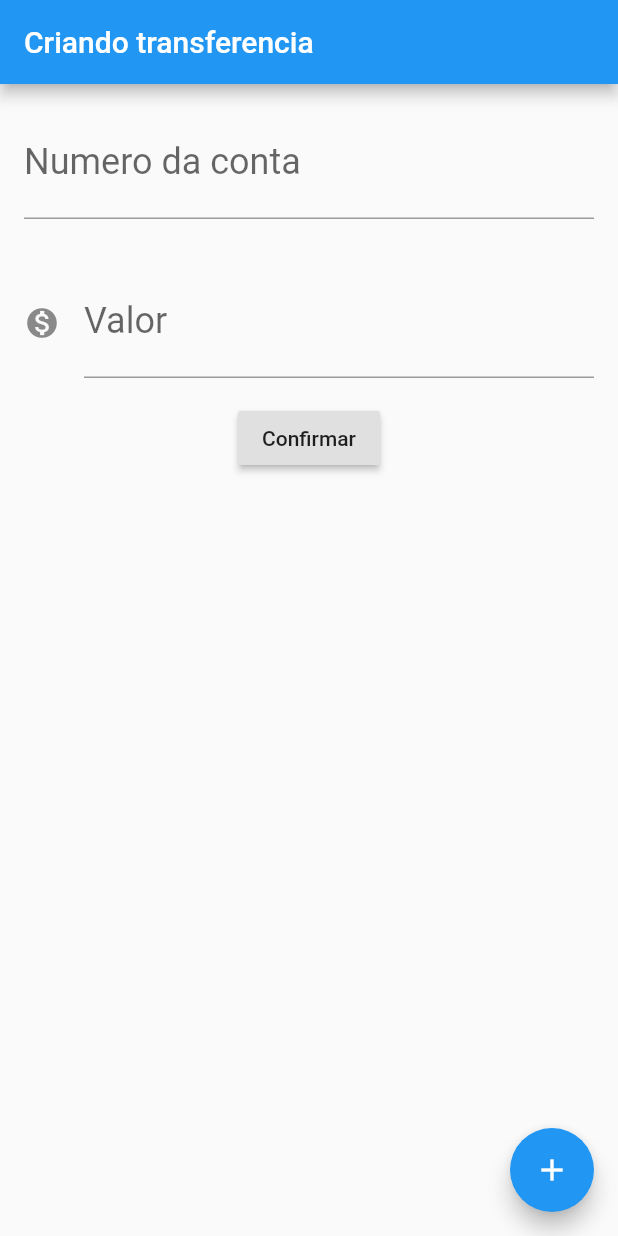
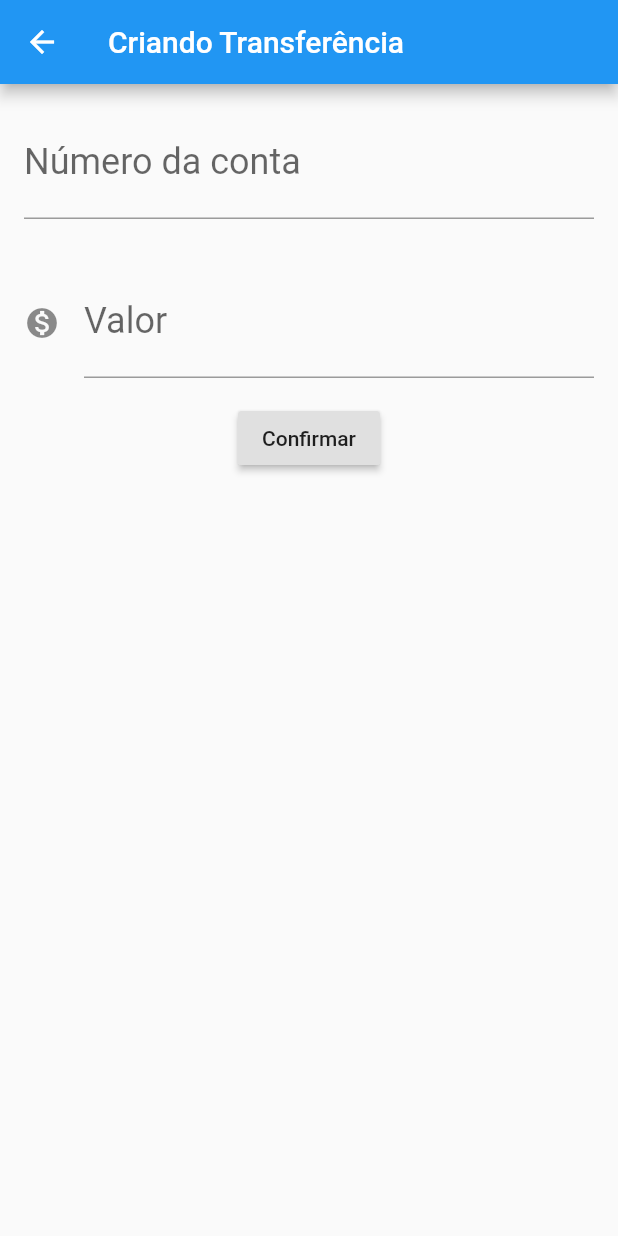
Before and after one commit to jonasdiel/bytebank, a Flutter app: the FormularioTransferencia screen opened directly, on a phone screen of 412 x 824 dp. Run offline on Flutter 3.47's test engine with Material 2 defaults, Android fonts, the phone set to English and light mode, and no system bars.

Commit message:
lib/main.dart
Refatorando

```diff
--- a/lib/main.dart
+++ b/lib/main.dart
@@ -6,59 +6,76 @@ class BytebankApp extends StatelessWidget {
   @override
   Widget build(BuildContext context) {
     return MaterialApp(
-      home: FormularioTransferencia(),
+      home: Scaffold(
+        body: ListaTransferencias(),
+      ),
     );
   }
 }
 
 class FormularioTransferencia extends StatelessWidget {
-
-  final TextEditingController _controladorCampoNumeroConta = TextEditingController();
+  final TextEditingController _controladorCampoNumeroConta =
+      TextEditingController();
   final TextEditingController _controladorCampoValor = TextEditingController();
 
   @override
   Widget build(BuildContext context) {
     return Scaffold(
+        appBar: AppBar(
+          title: Text('Criando Transferência'),
+        ),
         body: Column(
           children: <Widget>[
-          Padding(
-            padding: const EdgeInsets.all(16.0),
-            child: TextField(
-              decoration: InputDecoration(
-                  labelText: 'Numero da conta', hintText: '0000'),
-              style: TextStyle(fontSize: 24.0),
-              keyboardType: TextInputType.number,
-              controller: _controladorCampoNumeroConta,
+            Editor(
+              controlador: _controladorCampoNumeroConta,
+              dica: '0000',
+              rotulo: 'Número da conta',
             ),
-          ), Padding(
-            padding: const EdgeInsets.all(16.0),
-            child: TextField(
-              decoration: InputDecoration(
-                icon: Icon(Icons.monetization_on),
-                  labelText: 'Valor', hintText: '0000'),
-              style: TextStyle(fontSize: 24.0),
-              keyboardType: TextInputType.number,
-              controller: _controladorCampoValor,
-            ),
+            Editor(
+              dica: '0.00',
+              controlador: _controladorCampoValor,
+              rotulo: 'Valor',
+              icone: Icons.monetization_on,
             ),
             RaisedButton(
               child: Text('Confirmar'),
-            onPressed: () {
+              onPressed: () => _criaTransferencia(),
+            )
+          ],
+        ));
+  }
+
+  void _criaTransferencia() {
     final int numeroConta = int.tryParse(_controladorCampoNumeroConta.text);
     final double valor = double.tryParse(_controladorCampoValor.text);
 
-              if( numeroConta != null && valor != null ) {
+    if (numeroConta != null && valor != null) {
       final Transferencia transferencia = Transferencia(valor, numeroConta);
       debugPrint(transferencia.toString());
     }
+  }
+}
 
-            },
-          ),
-        ],
-      ),
-      appBar: AppBar(title: Text('Criando transferencia')),
-      floatingActionButton: FloatingActionButton(
-        child: Icon(Icons.add),
+class Editor extends StatelessWidget {
+  final TextEditingController controlador;
+  final String rotulo;
+  final String dica;
+  final IconData icone;
+
+  const Editor({this.controlador, this.rotulo, this.dica, this.icone});
+
+  @override
+  Widget build(BuildContext context) {
+    return Padding(
+      padding: const EdgeInsets.all(16.0),
+      child: TextField(
+        controller: controlador,
+        style: TextStyle(fontSize: 24.0),
+        decoration: InputDecoration(
+            icon: (icone != null ? Icon(icone) : null),
+            labelText: rotulo,
+            hintText: dica),
+        keyboardType: TextInputType.number,
       ),
     );
   }
@@ -67,12 +84,20 @@ class FormularioTransferencia extends StatelessWidget {
 class ListaTransferencias extends StatelessWidget {
   @override
   Widget build(BuildContext context) {
-    return Column(
+    return Scaffold(
+      appBar: AppBar(
+        title: Text('Transferências'),
+      ),
+      body: Column(
         children: <Widget>[
-        ItemTransferencia(Transferencia(100, 321)),
-        ItemTransferencia(Transferencia(200, 13213265)),
-        ItemTransferencia(Transferencia(300.0, 3000))
+          ItemTransferencia(Transferencia(100.0, 1000)),
+          ItemTransferencia(Transferencia(200.0, 2000)),
+          ItemTransferencia(Transferencia(300.0, 3000)),
         ],
+      ),
+      floatingActionButton: FloatingActionButton(
+        child: Icon(Icons.add),
+      ),
     );
   }
 }
@@ -103,5 +128,4 @@ class Transferencia {
   String toString() {
     return 'Transferencia{valor: $valor, numeroConta: $numeroconta}';
   }
-
 }
```
Lines whose indentation alone changed are shown as unchanged.
